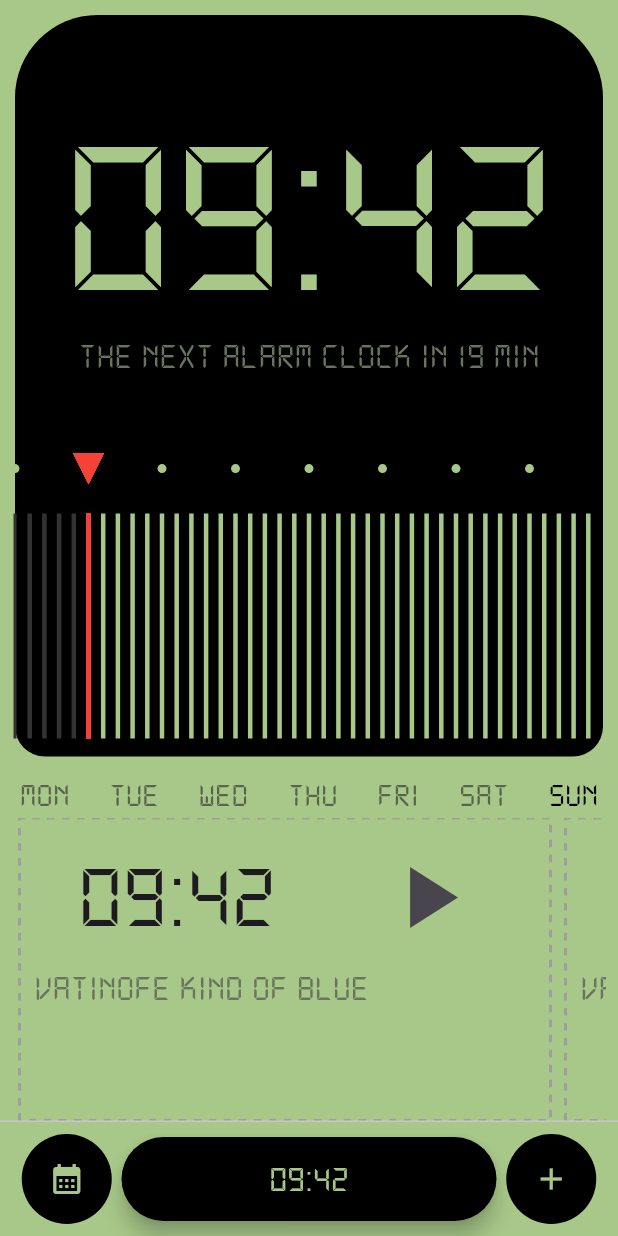
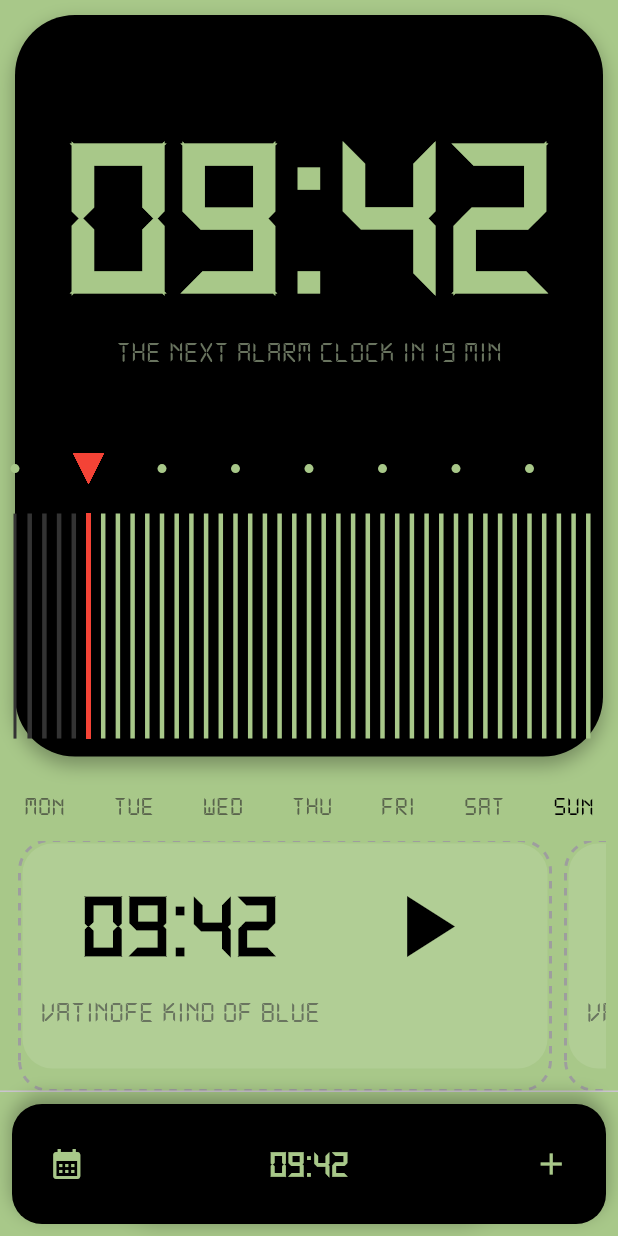
Before and after one commit to RensithUdara/digital-alarm-clock-app, a Flutter app: the screen it shows after launch, on a phone screen of 412 x 824 dp. Run offline on Flutter 3.47's test engine with Material 3 defaults, Android fonts, the phone set to English and light mode, and no system bars; drawn by our look-alikes of dotted_border.

Commit message:
Enhance HomePage UI with improved styling and layout adjustments

```diff
--- a/lib/screens/home.dart
+++ b/lib/screens/home.dart
@@ -41,14 +41,16 @@ class _HomePageState extends State<HomePage> {
         width: double.infinity,
         height: MediaQuery.sizeOf(context).height * 0.6,
         padding: EdgeInsets.only(top: MediaQuery.of(context).padding.top),
-        decoration: const BoxDecoration(
+        decoration: BoxDecoration(
           color: Colors.black,
-          borderRadius: BorderRadius.only(
-            topLeft: Radius.circular(55),
-            topRight: Radius.circular(55),
-            bottomLeft: Radius.circular(20),
-            bottomRight: Radius.circular(20),
+          borderRadius: BorderRadius.circular(40),
+          boxShadow: [
+            BoxShadow(
+              color: Colors.black.withOpacity(0.3),
+              blurRadius: 10,
+              offset: const Offset(0, 5),
             ),
+          ],
         ),
         child: Column(
           mainAxisAlignment: MainAxisAlignment.spaceBetween,
@@ -62,13 +64,15 @@ class _HomePageState extends State<HomePage> {
                     fontSize: 150,
                     color: Color(0xffa8c889),
                     height: 0,
+                    fontWeight: FontWeight.bold,
                   ),
                 ),
                 Text(
                   "THE NEXT ALARM CLOCK IN 19 MIN",
                   style: TextStyle(
-                    fontSize: 24,
+                    fontSize: 20,
                     color: Color(0xff69745F),
+                    fontWeight: FontWeight.w300,
                   ),
                 ),
               ],
@@ -87,13 +91,16 @@ class _HomePageState extends State<HomePage> {
   }
 
   Widget _buildDayRow() {
-    return Row(
+    return Padding(
+      padding: const EdgeInsets.symmetric(vertical: 10.0),
+      child: Row(
         mainAxisAlignment: MainAxisAlignment.spaceAround,
         children: ['MON', 'TUE', 'WED', 'THU', 'FRI', 'SAT', 'SUN']
             .map((day) => Text(
                   day,
                   style: TextStyle(
-                  fontSize: 22,
+                    fontSize: 18,
+                    fontWeight: FontWeight.w500,
                     color: DateTime.now().weekday ==
                             ['MON', 'TUE', 'WED', 'THU', 'FRI', 'SAT', 'SUN'].indexOf(day) + 1
                         ? Colors.black
@@ -101,6 +108,7 @@ class _HomePageState extends State<HomePage> {
                   ),
                 ))
             .toList(),
+      ),
     );
   }
 
@@ -119,10 +127,15 @@ class _HomePageState extends State<HomePage> {
                 strokeWidth: 2,
                 dashPattern: const [5, 5],
                 borderType: BorderType.RRect,
+                radius: const Radius.circular(20),
                 child: Container(
-                  padding: const EdgeInsets.all(8),
+                  padding: const EdgeInsets.all(12),
                   width: 350,
                   height: 150,
+                  decoration: BoxDecoration(
+                    color: Colors.white.withOpacity(0.1),
+                    borderRadius: BorderRadius.circular(20),
+                  ),
                   child: Column(
                     crossAxisAlignment: CrossAxisAlignment.start,
                     children: [
@@ -131,10 +144,15 @@ class _HomePageState extends State<HomePage> {
                         children: [
                           Text(
                             _alarms[index],
-                            style: const TextStyle(fontSize: 60),
+                            style: const TextStyle(
+                              fontSize: 60,
+                              fontWeight: FontWeight.bold,
+                              color: Colors.black,
+                            ),
                           ),
                           IconButton(
                             icon: const Icon(Icons.play_arrow, size: 70),
+                            color: Colors.black,
                             onPressed: () {
                               // Add functionality to play/pause alarm
                             },
@@ -143,7 +161,11 @@ class _HomePageState extends State<HomePage> {
                       ),
                       const Text(
                         "VATINOFE KIND OF BLUE",
-                        style: TextStyle(fontSize: 24, color: Color(0xff69745f)),
+                        style: TextStyle(
+                          fontSize: 20,
+                          color: Color(0xff69745f),
+                          fontWeight: FontWeight.w300,
+                        ),
                       ),
                     ],
                   ),
@@ -157,7 +179,20 @@ class _HomePageState extends State<HomePage> {
   }
 
   Widget _buildFooterButtons() {
-    return Row(
+    return Container(
+      padding: const EdgeInsets.symmetric(vertical: 10),
+      decoration: BoxDecoration(
+        color: Colors.black,
+        borderRadius: BorderRadius.circular(20),
+        boxShadow: [
+          BoxShadow(
+            color: Colors.black.withOpacity(0.3),
+            blurRadius: 10,
+            offset: const Offset(0, -5),
+          ),
+        ],
+      ),
+      child: Row(
         mainAxisAlignment: MainAxisAlignment.spaceEvenly,
         children: [
           IconButton(
@@ -181,7 +216,7 @@ class _HomePageState extends State<HomePage> {
               },
               label: Text(
                 _currentTime,
-              style: const TextStyle(fontSize: 24),
+                style: const TextStyle(fontSize: 24, fontWeight: FontWeight.bold),
               ),
               shape: const StadiumBorder(),
               backgroundColor: Colors.black,
@@ -210,6 +245,7 @@ class _HomePageState extends State<HomePage> {
             ),
           ),
         ],
+      ),
     );
   }
 }
```
Lines whose indentation alone changed are shown as unchanged.
